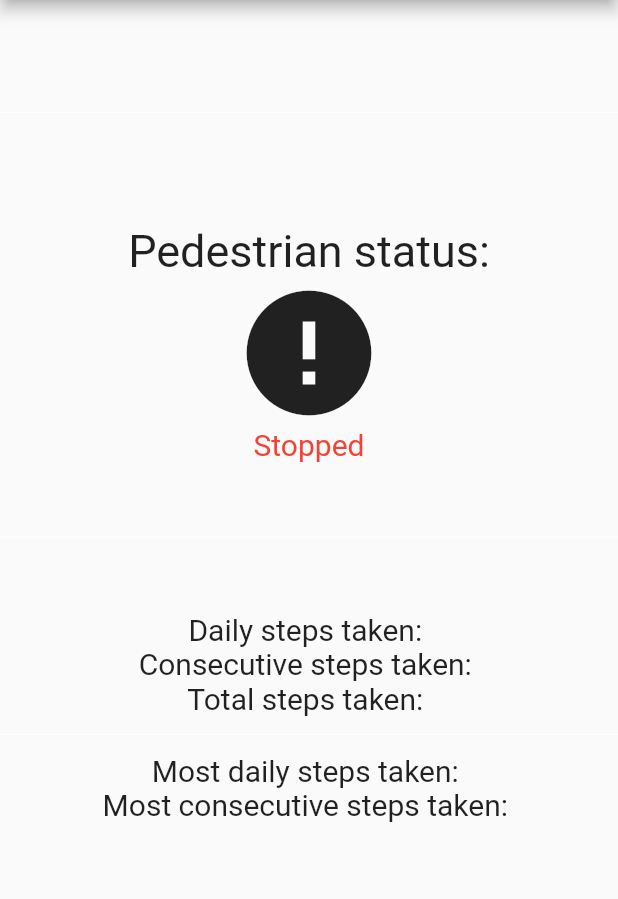
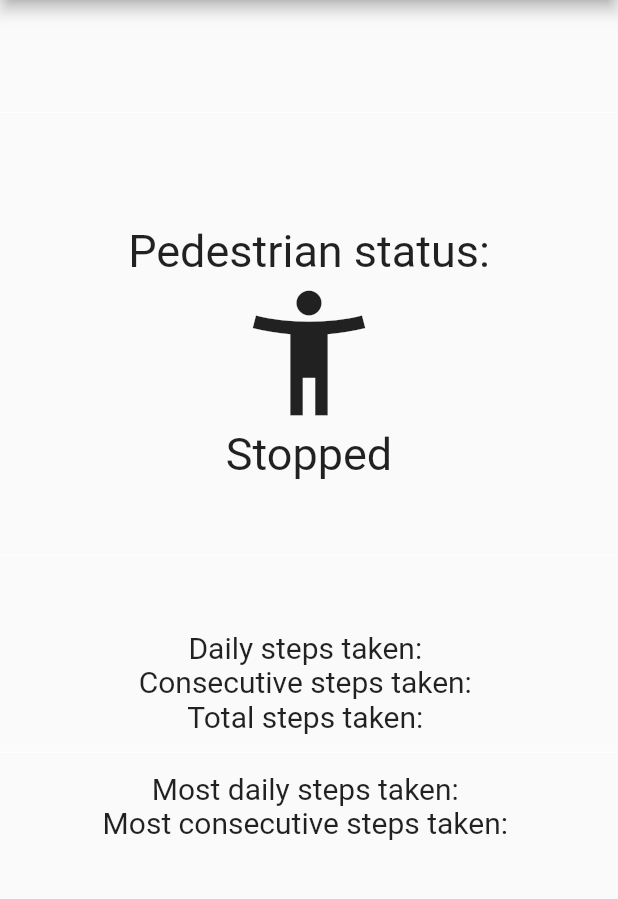
Before and after one commit to srawin/StepTracker, a Flutter app: the screen it shows after launch, on a phone screen of 412 x 824 dp, the part 84-983 px from its top. Run offline on Flutter 3.47's test engine with Material 2 defaults, Android fonts, the phone set to English and light mode, and no system bars; our stand-ins replace cloud_firestore, firebase_core, pedometer; missing offline and left inert: cloud_firestore_web, firebase_core_web; accounts and stored records are empty.

Commit message:
Made initialization smoother

```diff
--- a/StepTracker/lib/main.dart
+++ b/StepTracker/lib/main.dart
@@ -65,12 +65,17 @@ class _MyAppState extends State<Homepage> {
     if(await FirestoreDatabase().returnDate(formatted)){
       dailyStep = a.get("dailySteps");
       totalStep = a.get("totalSteps");
+      _dailySteps = dailyStep.toString();
+      _totalSteps = totalStep.toString();
     }
     DocumentSnapshot b = await FirebaseFirestore.instance.collection(uid).doc("record").get();
     if(await FirestoreDatabase().returnDate("record")){
       longestDailyStep = b.get("recordDailySteps");
       longestConsecutiveStep = b.get("recordConsecutiveSteps");
       totalStep = b.get("recordTotalSteps");
+      _longestDailyStep = longestDailyStep.toString();
+      _longestConsecutiveStep = longestConsecutiveStep.toString();
+      _totalSteps = totalStep.toString();
     }
     finishedInit=true;
   }
@@ -164,7 +169,7 @@ class _MyAppState extends State<Homepage> {
                   ? Icons.directions_walk
                   : _status == 'stopped'
                   ? Icons.accessibility_new
-                  : Icons.error,
+                  : Icons.accessibility_new,
               size: 100,
             ),
             Center(
@@ -172,7 +177,7 @@ class _MyAppState extends State<Homepage> {
                 _status,
                 style: _status == 'walking' || _status == 'stopped'
                     ? const TextStyle(fontSize: 30)
-                    : const TextStyle(fontSize: 20, color: Colors.red),
+                    : const TextStyle(fontSize: 30)
               ),
             ),
             const Divider(
```
